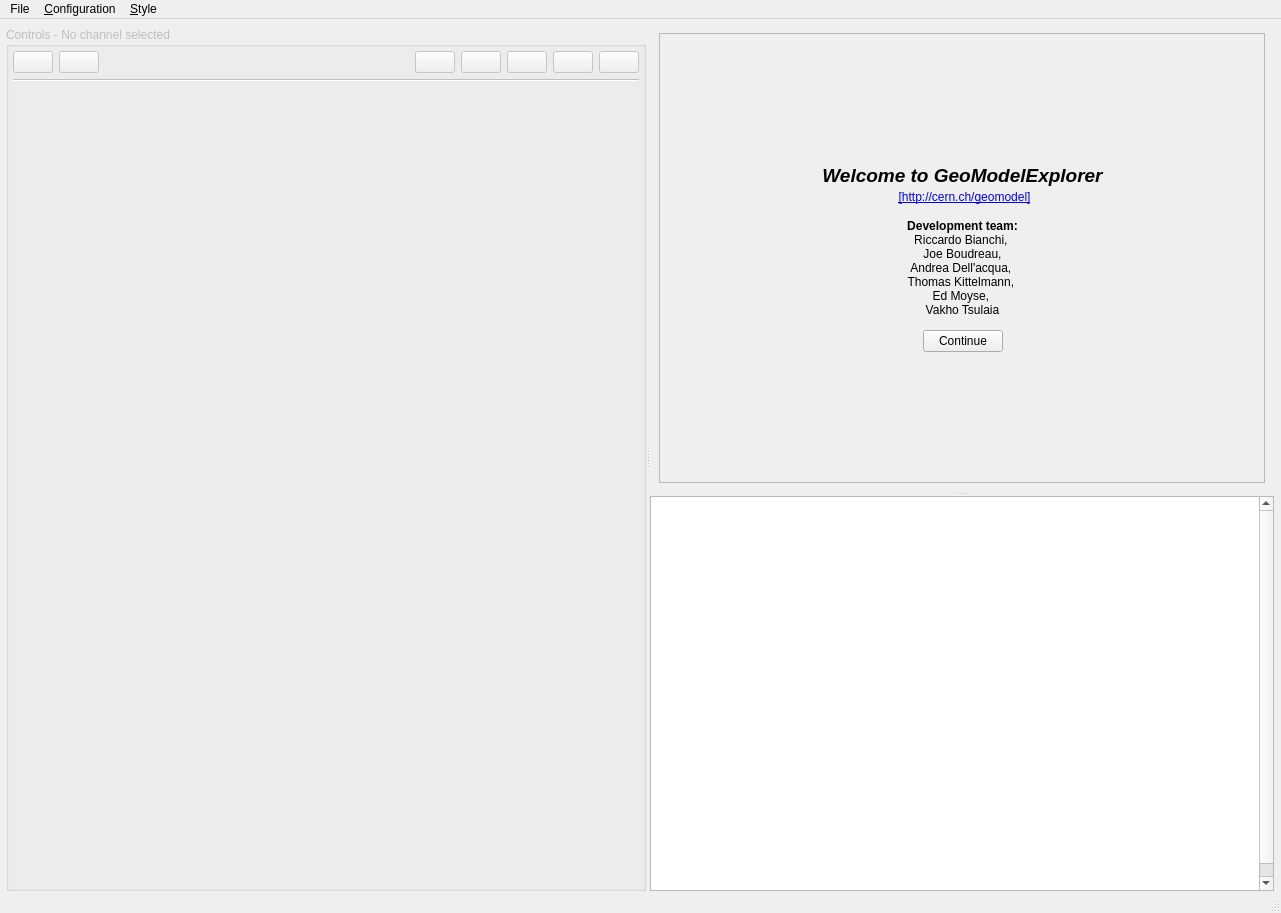
efemberg11/GeoModel_rmakhman, file VP1Gui/src/vp1mainwindow.ui: the form before one commit.
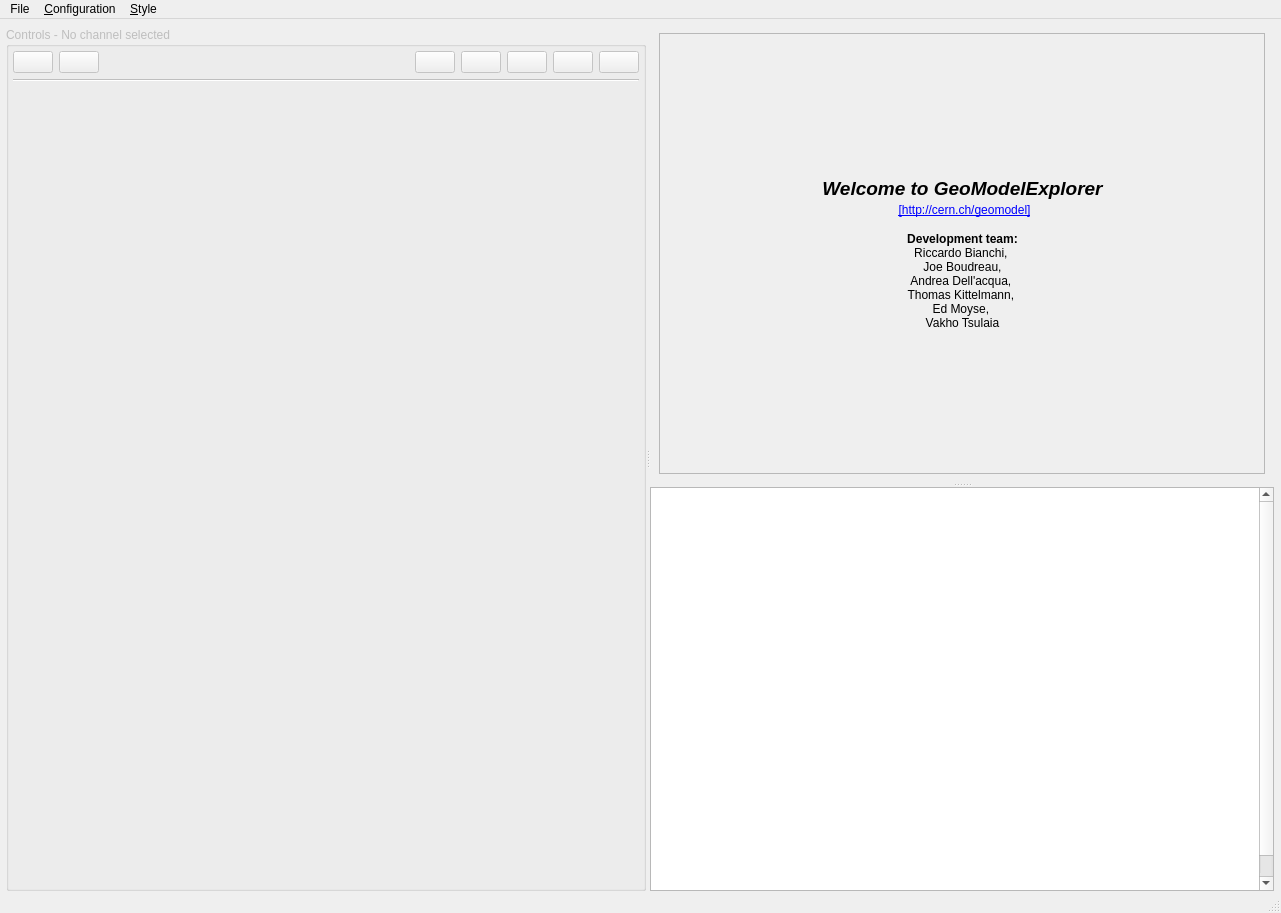
The form after the commit. Icons and pictures are not drawn. Custom widgets are drawn as their Qt base class.

Commit message: skip the continue button on the splash screen, which now disappears automatically after 2.5 seconds

The edit to the form file:
```diff
--- a/VP1Gui/src/vp1mainwindow.ui
+++ b/VP1Gui/src/vp1mainwindow.ui
@@ -355,55 +355,13 @@
                    <property name="spacing">
                     <number>0</number>
                    </property>
-                   <item>
-                    <spacer>
-                     <property name="orientation">
-                      <enum>Qt::Horizontal</enum>
-                     </property>
-                     <property name="sizeType">
-                      <enum>QSizePolicy::Expanding</enum>
-                     </property>
-                     <property name="sizeHint" stdset="0">
-                      <size>
-                       <width>1</width>
-                       <height>20</height>
-                      </size>
-                     </property>
-                    </spacer>
-                   </item>
                    <item>
                     <layout class="QGridLayout" name="gridLayout">
                      <property name="spacing">
                       <number>2</number>
                      </property>
-                     <item row="0" column="0">
-                      <widget class="QPushButton" name="pushButton_quicksetup_geometrystudies">
-                       <property name="toolTip">
-                        <string>Launch the VP1GeometryPlugin within a new tab</string>
-                       </property>
-                       <property name="text">
-                        <string>Continue</string>
-                       </property>
-                      </widget>
-                     </item>
                     </layout>
                    </item>
-                   <item>
-                    <spacer>
-                     <property name="orientation">
-                      <enum>Qt::Horizontal</enum>
-                     </property>
-                     <property name="sizeType">
-                      <enum>QSizePolicy::Expanding</enum>
-                     </property>
-                     <property name="sizeHint" stdset="0">
-                      <size>
-                       <width>1</width>
-                       <height>20</height>
-                      </size>
-                     </property>
-                    </spacer>
-                   </item>
                   </layout>
                  </item>
                 </layout>
@@ -468,6 +426,7 @@
 &lt;p style=&quot;-qt-paragraph-type:empty; margin-top:0px; margin-bottom:0px; margin-left:0px; margin-right:0px; -qt-block-indent:0; text-indent:0px;&quot;&gt;&lt;br /&gt;&lt;/p&gt;
 &lt;p style=&quot;-qt-paragraph-type:empty; margin-top:0px; margin-bottom:0px; margin-left:0px; margin-right:0px; -qt-block-indent:0; text-indent:0px;&quot;&gt;&lt;br /&gt;&lt;/p&gt;
 &lt;p style=&quot;-qt-paragraph-type:empty; margin-top:0px; margin-bottom:0px; margin-left:0px; margin-right:0px; -qt-block-indent:0; text-indent:0px;&quot;&gt;&lt;br /&gt;&lt;/p&gt;
+&lt;p style=&quot;-qt-paragraph-type:empty; margin-top:0px; margin-bottom:0px; margin-left:0px; margin-right:0px; -qt-block-indent:0; text-indent:0px;&quot;&gt;&lt;br /&gt;&lt;/p&gt;
 &lt;p style=&quot;-qt-paragraph-type:empty; margin-top:0px; margin-bottom:0px; margin-left:0px; margin-right:0px; -qt-block-indent:0; text-indent:0px; font-family:'Cantarell';&quot;&gt;&lt;br /&gt;&lt;/p&gt;
 &lt;p style=&quot;-qt-paragraph-type:empty; margin-top:0px; margin-bottom:0px; margin-left:0px; margin-right:0px; -qt-block-indent:0; text-indent:0px; font-family:'Cantarell';&quot;&gt;&lt;br /&gt;&lt;/p&gt;
 &lt;p style=&quot;-qt-paragraph-type:empty; margin-top:0px; margin-bottom:0px; margin-left:0px; margin-right:0px; -qt-block-indent:0; text-indent:0px; font-family:'Sans'; font-size:10pt;&quot;&gt;&lt;br /&gt;&lt;/p&gt;
```
The commit also changes 2 other files.
